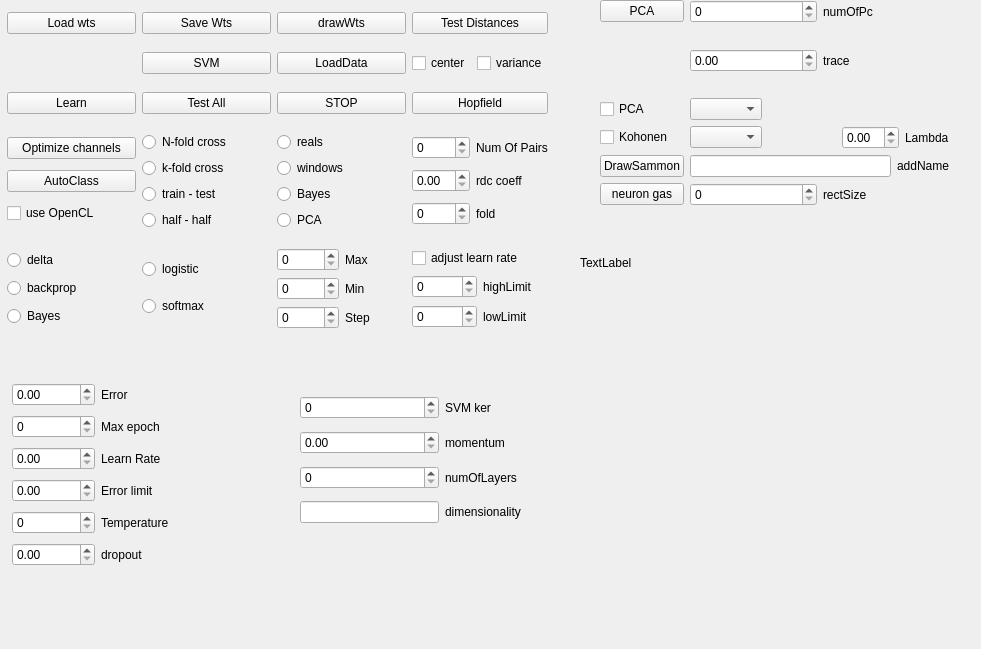
The window that net.ui (ArtfulVampire/SecondGUIrepo) describes before a commit, drawn with Qt 5.
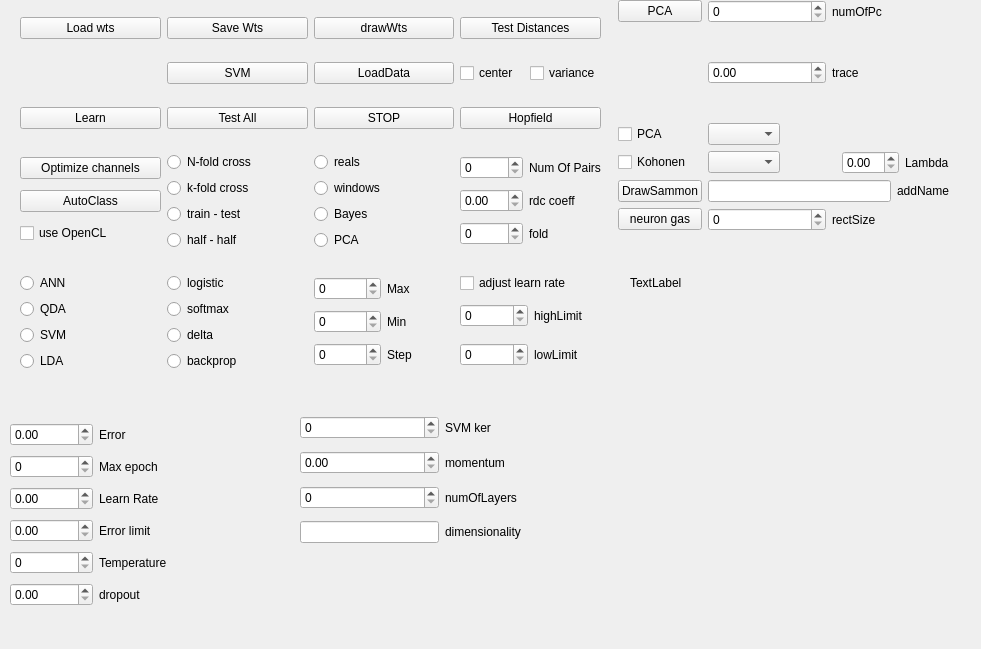
The same window after the commit.

Patch:
```diff
--- a/net.ui
+++ b/net.ui
@@ -16,10 +16,10 @@
   <widget class="QWidget" name="layoutWidget">
    <property name="geometry">
     <rect>
-     <x>600</x>
+     <x>618</x>
      <y>0</y>
-     <width>349</width>
-     <height>206</height>
+     <width>331</width>
+     <height>231</height>
     </rect>
    </property>
    <layout class="QGridLayout" name="gridLayout_3">
@@ -170,7 +170,7 @@
    <property name="geometry">
     <rect>
      <x>300</x>
-     <y>390</y>
+     <y>410</y>
      <width>221</width>
      <height>141</height>
     </rect>
@@ -221,8 +221,8 @@
   <widget class="QLabel" name="clearSetsLabel">
    <property name="geometry">
     <rect>
-     <x>580</x>
-     <y>220</y>
+     <x>630</x>
+     <y>240</y>
      <width>156</width>
      <height>86</height>
     </rect>
@@ -234,10 +234,10 @@
   <widget class="QWidget" name="layoutWidget">
    <property name="geometry">
     <rect>
-     <x>7</x>
+     <x>20</x>
      <y>0</y>
-     <width>541</width>
-     <height>341</height>
+     <width>581</width>
+     <height>391</height>
     </rect>
    </property>
    <layout class="QGridLayout" name="gridLayout_6">
@@ -275,24 +275,6 @@
       </item>
      </layout>
     </item>
-    <item row="4" column="1">
-     <layout class="QVBoxLayout" name="verticalLayout_4">
-      <item>
-       <widget class="QRadioButton" name="logisticRadioButton">
-        <property name="text">
-         <string>logistic</string>
-        </property>
-       </widget>
-      </item>
-      <item>
-       <widget class="QRadioButton" name="softmaxRadioButton">
-        <property name="text">
-         <string>softmax</string>
-        </property>
-       </widget>
-      </item>
-     </layout>
-    </item>
     <item row="3" column="1">
      <layout class="QVBoxLayout" name="verticalLayout">
       <item>
@@ -391,31 +373,6 @@
       </item>
      </layout>
     </item>
-    <item row="4" column="0">
-     <layout class="QVBoxLayout" name="verticalLayout_2">
-      <item>
-       <widget class="QRadioButton" name="deltaRadioButton">
-        <property name="text">
-         <string>delta</string>
-        </property>
-       </widget>
-      </item>
-      <item>
-       <widget class="QRadioButton" name="backpropRadioButton">
-        <property name="text">
-         <string>backprop</string>
-        </property>
-       </widget>
-      </item>
-      <item>
-       <widget class="QRadioButton" name="bayesRadioButton_2">
-        <property name="text">
-         <string>Bayes</string>
-        </property>
-       </widget>
-      </item>
-     </layout>
-    </item>
     <item row="0" column="0">
      <widget class="QPushButton" name="loadWtsButton">
       <property name="text">
@@ -568,13 +525,85 @@
       </item>
      </layout>
     </item>
+    <item row="4" column="1">
+     <layout class="QVBoxLayout" name="verticalLayout_5">
+      <item>
+       <layout class="QVBoxLayout" name="verticalLayout_4">
+        <item>
+         <widget class="QRadioButton" name="logisticRadioButton">
+          <property name="text">
+           <string>logistic</string>
+          </property>
+         </widget>
+        </item>
+        <item>
+         <widget class="QRadioButton" name="softmaxRadioButton">
+          <property name="text">
+           <string>softmax</string>
+          </property>
+         </widget>
+        </item>
+       </layout>
+      </item>
+      <item>
+       <layout class="QVBoxLayout" name="verticalLayout_2">
+        <item>
+         <widget class="QRadioButton" name="deltaRadioButton">
+          <property name="text">
+           <string>delta</string>
+          </property>
+         </widget>
+        </item>
+        <item>
+         <widget class="QRadioButton" name="backpropRadioButton">
+          <property name="text">
+           <string>backprop</string>
+          </property>
+         </widget>
+        </item>
+       </layout>
+      </item>
+     </layout>
+    </item>
+    <item row="4" column="0">
+     <layout class="QVBoxLayout" name="verticalLayout_8">
+      <item>
+       <widget class="QRadioButton" name="classANNRadioButton">
+        <property name="text">
+         <string>ANN</string>
+        </property>
+       </widget>
+      </item>
+      <item>
+       <widget class="QRadioButton" name="classQDARadioButton">
+        <property name="text">
+         <string>QDA</string>
+        </property>
+       </widget>
+      </item>
+      <item>
+       <widget class="QRadioButton" name="classSVMRadioButton">
+        <property name="text">
+         <string>SVM</string>
+        </property>
+       </widget>
+      </item>
+      <item>
+       <widget class="QRadioButton" name="classLDARadioButton">
+        <property name="text">
+         <string>LDA</string>
+        </property>
+       </widget>
+      </item>
+     </layout>
+    </item>
    </layout>
   </widget>
   <widget class="QWidget" name="layoutWidget">
    <property name="geometry">
     <rect>
-     <x>12</x>
-     <y>380</y>
+     <x>10</x>
+     <y>420</y>
      <width>171</width>
      <height>194</height>
     </rect>
```
